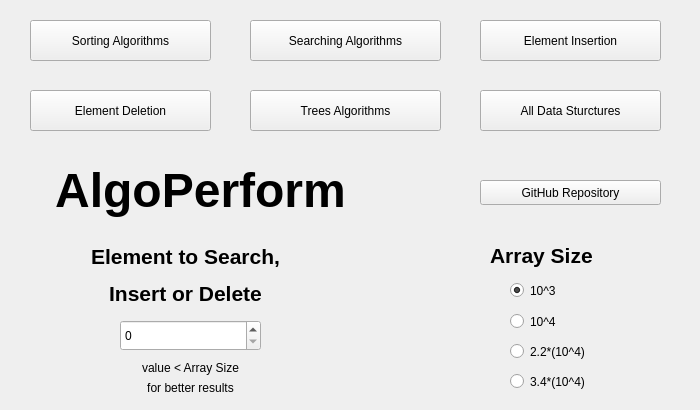
First picture: the form in mainwindow.ui, repository gaganyadav80/AlgoPerform, before the edit.
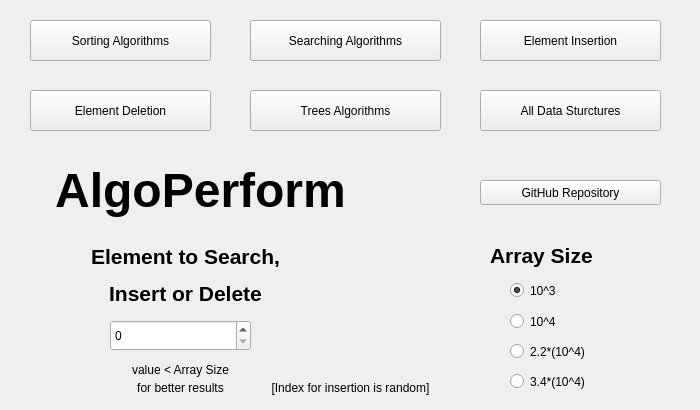
Second picture: the form after the edit.

Commit message: Insertion algo done

The edit to the form file:
```diff
--- a/mainwindow.ui
+++ b/mainwindow.ui
@@ -205,7 +205,7 @@
    <widget class="QSpinBox" name="spinBox">
     <property name="geometry">
      <rect>
-      <x>120</x>
+      <x>110</x>
       <y>320</y>
       <width>141</width>
       <height>31</height>
@@ -220,8 +220,8 @@
      <rect>
       <x>110</x>
       <y>360</y>
-      <width>161</width>
-      <height>16</height>
+      <width>141</width>
+      <height>20</height>
      </rect>
     </property>
     <property name="text">
@@ -233,7 +233,7 @@
      <rect>
       <x>110</x>
       <y>380</y>
-      <width>161</width>
+      <width>141</width>
       <height>16</height>
      </rect>
     </property>
@@ -241,6 +241,19 @@
      <string>&lt;html&gt;&lt;head/&gt;&lt;body&gt;&lt;p align=&quot;center&quot;&gt;for better results&lt;/p&gt;&lt;/body&gt;&lt;/html&gt;</string>
     </property>
    </widget>
+   <widget class="QLabel" name="label_3">
+    <property name="geometry">
+     <rect>
+      <x>250</x>
+      <y>380</y>
+      <width>201</width>
+      <height>16</height>
+     </rect>
+    </property>
+    <property name="text">
+     <string>&lt;html&gt;&lt;head/&gt;&lt;body&gt;&lt;p align=&quot;center&quot;&gt;[Index for insertion is random]&lt;/p&gt;&lt;/body&gt;&lt;/html&gt;</string>
+    </property>
+   </widget>
   </widget>
  </widget>
  <resources/>
```
The commit also changes 12 other files.
